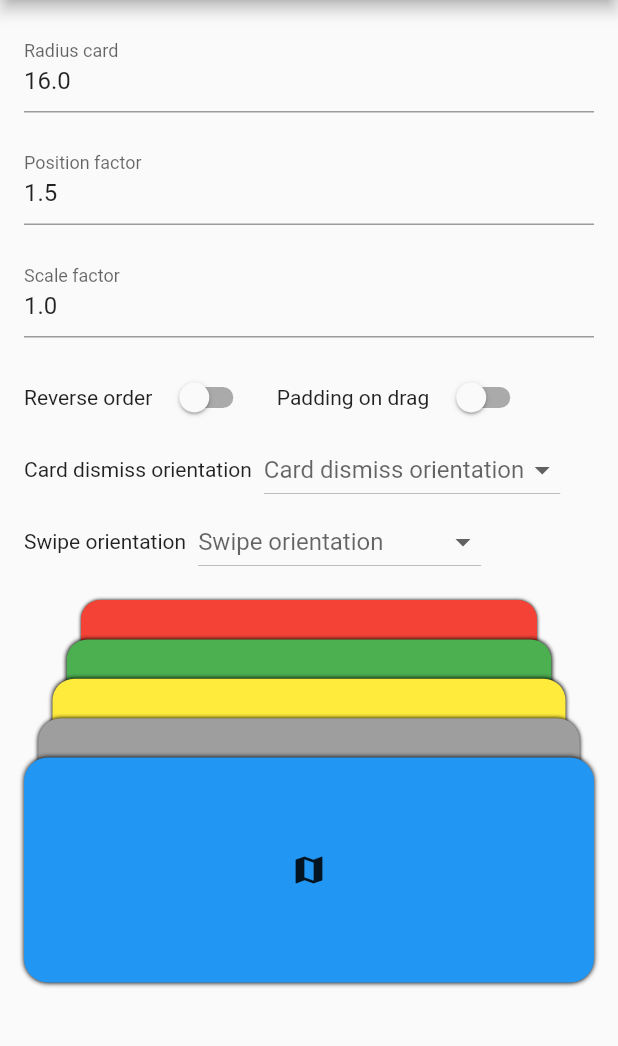
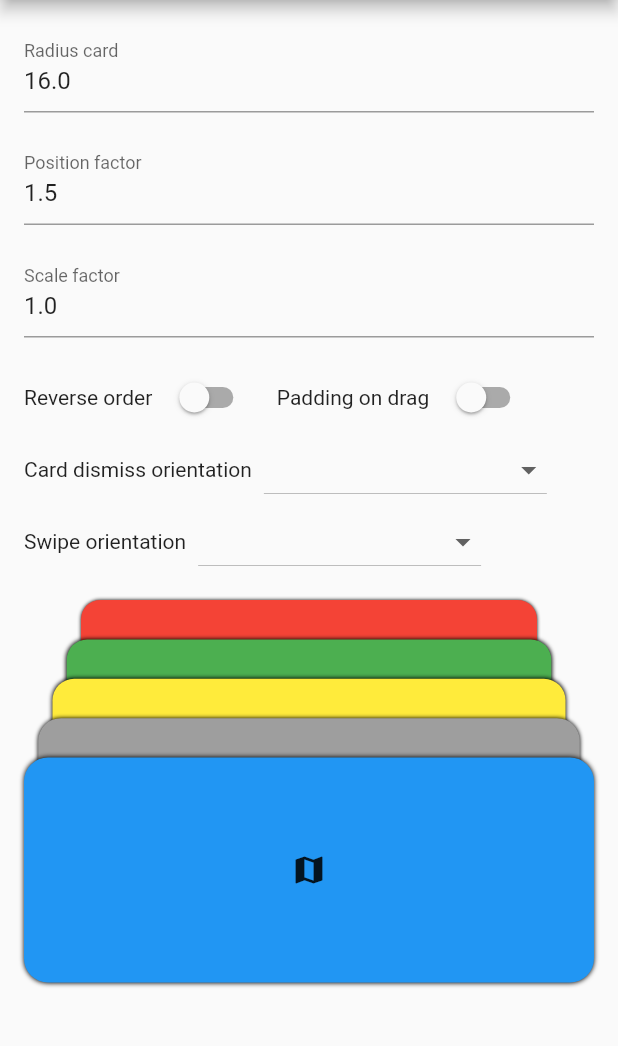
Before and after one commit to federicoviceconti/card_stack_widget, a Flutter app: the CardChangeWidget screen opened directly, on a phone screen of 412 x 824 dp, the part 84-1130 px from its top. Run offline on Flutter 3.47's test engine with Material 2 defaults, Android fonts, the phone set to English and light mode, and no system bars.

```diff
--- a/example/lib/example/card_change_widget.dart
+++ b/example/lib/example/card_change_widget.dart
@@ -141,7 +141,7 @@ class _CardChangeWidgetState extends State<CardChangeWidget> {
                     },
                     hint: Text(
                       _cardDismissOrientationValue?.toString().split('.')[1] ??
-                          'Card dismiss orientation',
+                          '',
                     ),
                   ),
                 ],
@@ -169,8 +169,7 @@ class _CardChangeWidgetState extends State<CardChangeWidget> {
                       });
                     },
                     hint: Text(
-                      _swipeOrientation?.toString().split('.')[1] ??
-                          'Swipe orientation',
+                      _swipeOrientation?.toString().split('.')[1] ?? '',
                     ),
                   ),
                 ],
--- a/lib/widget/card_stack_widget.dart
+++ b/lib/widget/card_stack_widget.dart
@@ -72,8 +72,7 @@ class _CardStackWidgetState extends State<CardStackWidget> {
       var model = entry.value;
 
       var positionCalc = widget.positionFactor! * index * 10;
-
-      var scalePercentage = (lengthCardList * widget.scaleFactor! / 100);
+      var scalePercentage = lengthCardList * widget.scaleFactor! / 100;
       var indexPercentage = scalePercentage * (lengthCardList - index - 1);
       var scaleCalc = 1 - indexPercentage;
 
--- a/lib/widget/card_widget.dart
+++ b/lib/widget/card_widget.dart
@@ -55,7 +55,7 @@ class _CardWidgetState extends State<CardWidget>
 
     _animationController = AnimationController(
       vsync: this,
-      duration: const Duration(seconds: 1),
+      duration: const Duration(seconds: 0),
     );
     _animation = Tween(
       begin: Offset(0, widget.positionTop),
@@ -130,9 +130,9 @@ class _CardWidgetState extends State<CardWidget>
           parent: _animationController,
           curve: Curves.easeIn,
         ));
+
+        _draggingAnimationY = widget.positionTop;
       });
-
-      _animationController.forward();
 
       if (_shouldDismissCard(endAnimationY)) {
         widget.onCardDragEnd!();
@@ -194,4 +194,10 @@ class _CardWidgetState extends State<CardWidget>
       return opacity;
     }
   }
+
+  @override
+  void dispose() {
+    _animationController.dispose();
+    super.dispose();
+  }
 }
```
